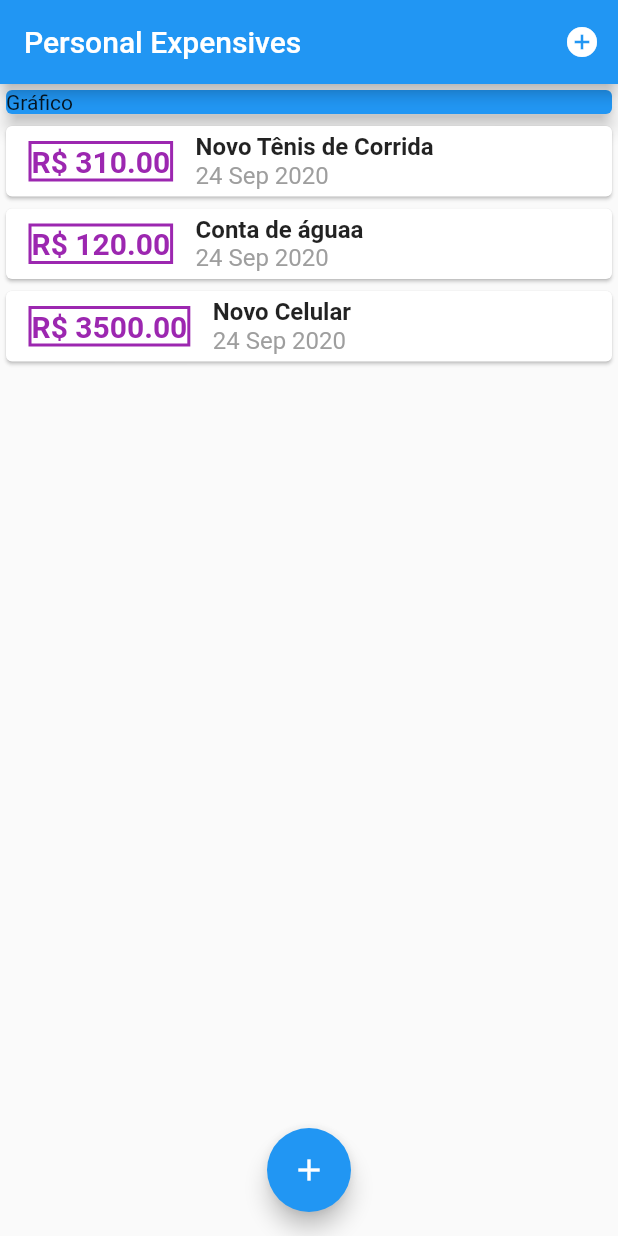
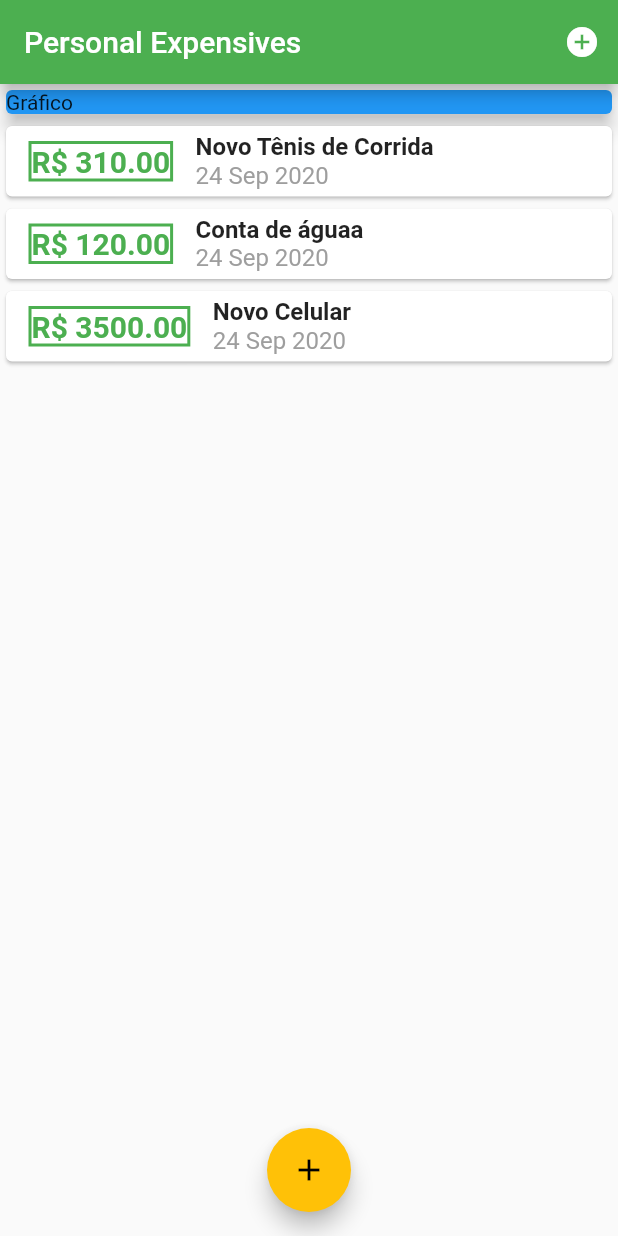
Before and after one commit to Beckhauser/-PersonalExpensesApp, a Flutter app: the screen it shows after launch, on a phone screen of 412 x 824 dp. Run offline on Flutter 3.47's test engine with Material 2 defaults, Android fonts, the phone set to English and light mode, and no system bars.

Commit message:
feat: add a generic theme

```diff
--- a/lib/components/transaction_list.dart
+++ b/lib/components/transaction_list.dart
@@ -25,7 +25,7 @@ class TransactionList extends StatelessWidget {
                   ),
                   decoration: BoxDecoration(
                     border: Border.all(
-                      color: Colors.purple,
+                      color: Theme.of(context).primaryColor,
                       width: 2,
                     ),
                   ),
@@ -34,7 +34,7 @@ class TransactionList extends StatelessWidget {
                     style: TextStyle(
                       fontWeight: FontWeight.bold,
                       fontSize: 20,
-                      color: Colors.purple,
+                      color: Theme.of(context).primaryColor,
                     ),
                   ),
                 ),
--- a/lib/main.dart
+++ b/lib/main.dart
@@ -15,6 +15,10 @@ class ExpensesApp extends StatelessWidget {
   Widget build(BuildContext context) {
     return MaterialApp(
       home: MyHomePage(),
+      theme: ThemeData(
+        primarySwatch: Colors.green,
+        accentColor: Colors.amber,
+      ),
     );
   }
 }
```
